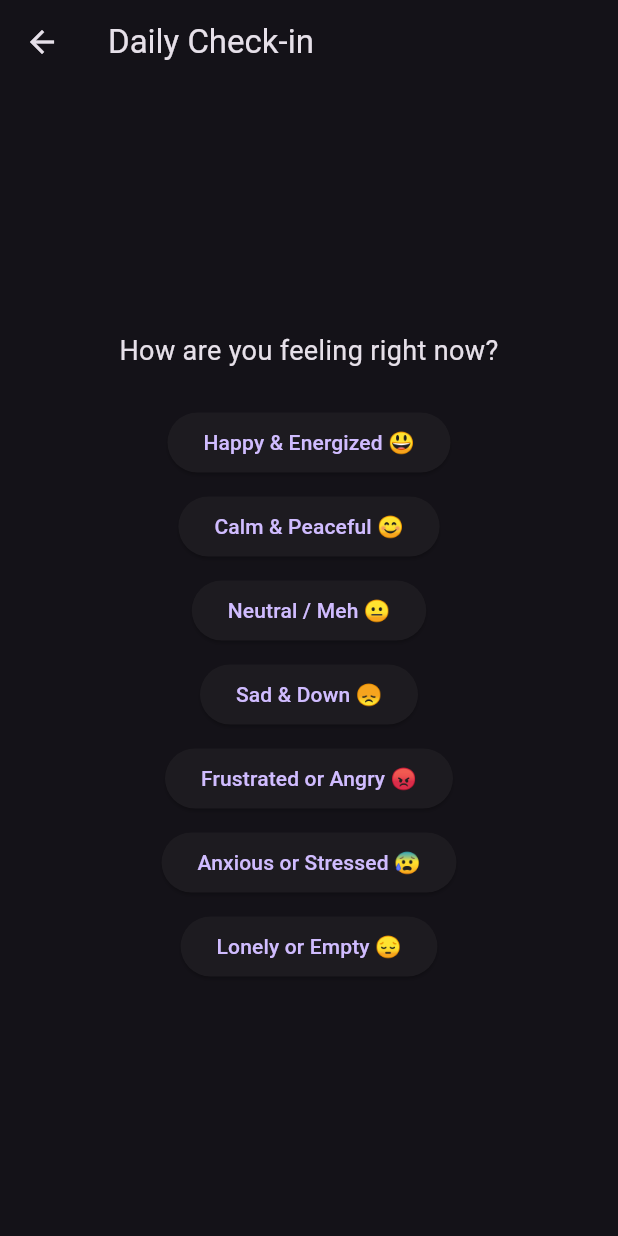
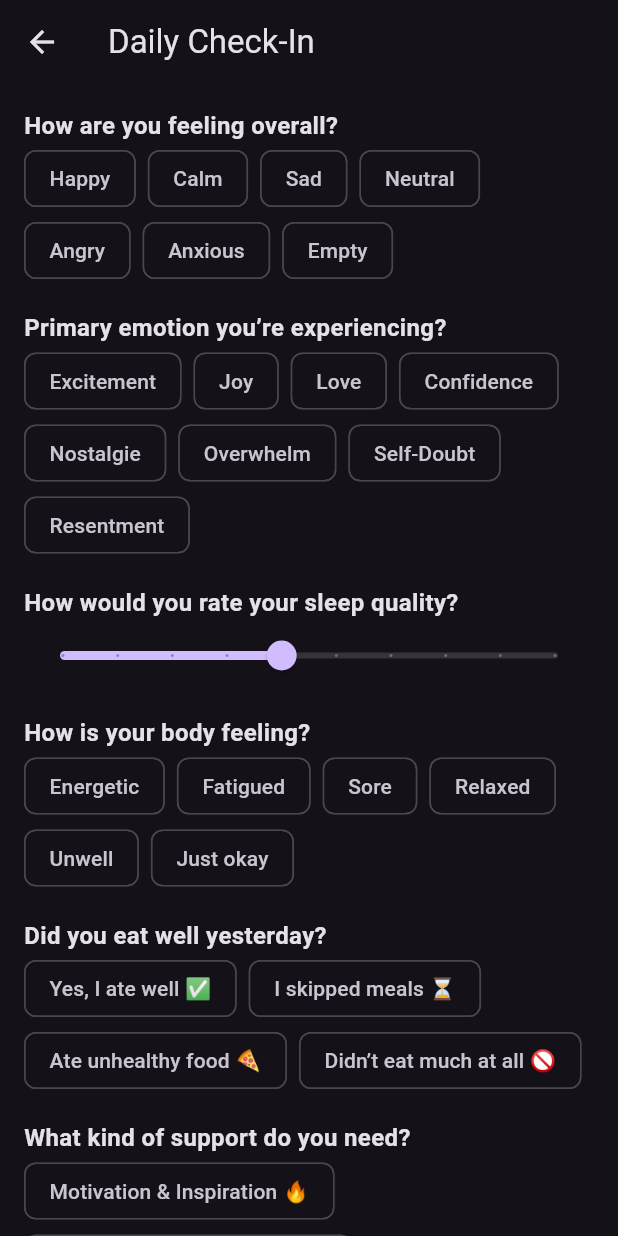
Before and after one commit to aakash-kr-7/Aether, a Flutter app: the HomeScreen screen opened by its route, scrolled down 109 dp, after a tap on "Log Your Emotions", on a phone screen of 412 x 824 dp. Run offline on Flutter 3.47's test engine with Material 3 defaults, Android fonts, the phone set to English and light mode, and no system bars; our stand-ins replace animated_text_kit, cloud_firestore, firebase_auth, firebase_core, google_fonts; missing offline and left inert: animate_gradient; accounts and stored records are empty; network calls fail.

Commit message:
Some UI integration done and checkin is now working. Still some bugs BUT CHECKIN IS WORKINGGGGGG

```diff
--- a/lib/models/emotion_log.dart
+++ b/lib/models/emotion_log.dart
@@ -1,24 +1,26 @@
+import 'package:cloud_firestore/cloud_firestore.dart';
+
 class EmotionLog {
-  final String mood;
-  final String primaryEmotion;
-  final int sleepQuality;
-  final String bodyFeeling;
-  final String nutrition;
-  final List<String> supportNeeded;
-  final String musicIntent;
-  final String dailyGoal;
-  final DateTime date;
+  final String? mood;
+  final String? primaryEmotion;
+  final double? sleepQuality;
+  final String? bodyFeeling;
+  final String? nutrition;
+  final List<String>? supportNeeded;
+  final String? musicIntent;
+  final String? dailyGoal;
+  final DateTime? date;
 
   EmotionLog({
-    required this.mood,
-    required this.primaryEmotion,
-    required this.sleepQuality,
-    required this.bodyFeeling,
-    required this.nutrition,
-    required this.supportNeeded,
-    required this.musicIntent,
-    required this.dailyGoal,
-    required this.date,
+    this.mood,
+    this.primaryEmotion,
+    this.sleepQuality,
+    this.bodyFeeling,
+    this.nutrition,
+    this.supportNeeded,
+    this.musicIntent,
+    this.dailyGoal,
+    this.date,
   });
 
   Map<String, dynamic> toMap() {
@@ -31,21 +33,23 @@ class EmotionLog {
       'supportNeeded': supportNeeded,
       'musicIntent': musicIntent,
       'dailyGoal': dailyGoal,
-      'date': date,
+      'date': Timestamp.fromDate(DateTime.now()),
     };
   }
 
   factory EmotionLog.fromMap(Map<String, dynamic> map) {
     return EmotionLog(
-      mood: map['mood'] ?? '',
-      primaryEmotion: map['primaryEmotion'] ?? '',
-      sleepQuality: map['sleepQuality'] ?? 0,
-      bodyFeeling: map['bodyFeeling'] ?? '',
-      nutrition: map['nutrition'] ?? '',
-      supportNeeded: List<String>.from(map['supportNeeded'] ?? []),
-      musicIntent: map['musicIntent'] ?? '',
-      dailyGoal: map['dailyGoal'] ?? '',
-      date: DateTime.parse(map['date']),
+      mood: map['mood'],
+      primaryEmotion: map['primaryEmotion'],
+      sleepQuality: map['sleepQuality'],
+      bodyFeeling: map['bodyFeeling'],
+      nutrition: map['nutrition'],
+      supportNeeded: map['supportNeeded'] != null
+          ? List<String>.from(map['supportNeeded'])
+          : null,
+      musicIntent: map['musicIntent'],
+      dailyGoal: map['dailyGoal'],
+      date: map['date'] != null ? DateTime.parse(map['date']) : null,
     );
   }
 }
--- a/lib/screens/emotion/emotion_log_screen.dart
+++ b/lib/screens/emotion/emotion_log_screen.dart
@@ -12,7 +12,6 @@ class EmotionLogScreen extends StatefulWidget {
 
 class _EmotionLogScreenState extends State<EmotionLogScreen> {
   final EmotionService _emotionService = EmotionService();
-  late final List<Widget Function()> steps;
 
   String? mood;
   String? primaryEmotion;
@@ -23,36 +22,18 @@ class _EmotionLogScreenState extends State<EmotionLogScreen> {
   String? musicIntent;
   String? dailyGoal;
 
-  int currentStep = 0;
-
-  void nextStep() {
-    if (currentStep < 7) {
-      setState(() {
-        currentStep++;
-      });
-    } else {
-      submitLog();
-    }
-  }
-
-  void previousStep() {
-    if (currentStep > 0) {
-      setState(() {
-        currentStep--;
-      });
-    }
-  }
+  final _supportOptions = ['Motivation & Inspiration 🔥', 'Relaxation & Stress Relief 😌', 'Emotional Processing & Healing 💙', 'Mental Clarity & Focus 🧠', 'Energy Boost & Activity ⚡'];
 
   Future<void> submitLog() async {
     final log = EmotionLog(
-    mood: mood ?? '',
-    primaryEmotion: primaryEmotion ?? '',
-    sleepQuality: sleepQuality.toInt(),
-    bodyFeeling: bodyFeeling ?? '',
-    nutrition: nutrition ?? '',
+      mood: mood,
+      primaryEmotion: primaryEmotion,
+      sleepQuality: sleepQuality.toDouble(),
+      bodyFeeling: bodyFeeling,
+      nutrition: nutrition,
       supportNeeded: supportNeeded,
-    musicIntent: musicIntent ?? '',
-    dailyGoal: dailyGoal ?? '',
+      musicIntent: musicIntent,
+      dailyGoal: dailyGoal,
       date: DateTime.now(),
     );
 
@@ -63,7 +44,6 @@ class _EmotionLogScreenState extends State<EmotionLogScreen> {
         const SnackBar(content: Text('Check-in submitted successfully!')),
       );
 
-    // ✅ Send result back to home screen
       Navigator.pop(context, 'completed');
     } catch (e) {
       ScaffoldMessenger.of(context).showSnackBar(
@@ -72,58 +52,101 @@ class _EmotionLogScreenState extends State<EmotionLogScreen> {
     }
   }
 
-
-    Widget buildStep() {
-    switch (currentStep) {
-      case 0:
-        return buildMoodStep();
-      case 1:
-        return buildPrimaryEmotionStep();
-      case 2:
-        return buildSleepQualityStep();
-      case 3:
-        return buildBodyFeelingStep();
-      case 4:
-        return buildNutritionStep();
-      case 5:
-        return buildSupportNeededStep();
-      case 6:
-        return buildMusicIntentStep();
-      case 7:
-        return buildDailyGoalStep();
-      default:
-        return buildMoodStep();
-    }
+  @override
+  Widget build(BuildContext context) {
+    return Scaffold(
+      appBar: AppBar(title: const Text('Daily Check-In')),
+      body: SingleChildScrollView(
+        padding: const EdgeInsets.all(16),
+        child: Column(
+          crossAxisAlignment: CrossAxisAlignment.start,
+          children: [
+            buildMoodStep(),
+            const SizedBox(height: 16),
+            buildPrimaryEmotionStep(),
+            const SizedBox(height: 16),
+            buildSleepQualityStep(),
+            const SizedBox(height: 16),
+            buildBodyFeelingStep(),
+            const SizedBox(height: 16),
+            buildNutritionStep(),
+            const SizedBox(height: 16),
+            buildSupportNeededStep(),
+            const SizedBox(height: 16),
+            buildMusicIntentStep(),
+            const SizedBox(height: 16),
+            buildDailyGoalStep(),
+            const SizedBox(height: 32),
+            SizedBox(
+              width: double.infinity,
+              child: ElevatedButton(
+                onPressed: submitLog,
+                child: const Text('Save'),
+              ),
+            ),
+          ],
+        ),
+      ),
+    );
   }
 
+  // Keep your exact question builders here 👇
+
   Widget buildMoodStep() {
-    final moods = ['Happy & Energized 😃', 'Calm & Peaceful 😊', 'Neutral / Meh 😐', 'Sad & Down 😞', 'Frustrated or Angry 😡', 'Anxious or Stressed 😰', 'Lonely or Empty 😔'];
-    return buildOptions('How are you feeling right now?', moods, (value) => setState(() => mood = value));
+    return Column(
+      crossAxisAlignment: CrossAxisAlignment.start,
+      children: [
+        const Text('How are you feeling overall?', style: TextStyle(fontSize: 16, fontWeight: FontWeight.bold)),
+        Wrap(
+          spacing: 8,
+          children: ['Happy', 'Calm', 'Sad', 'Neutral', 'Angry', 'Anxious', 'Empty']
+              .map((m) => ChoiceChip(
+                    label: Text(m),
+                    selected: mood == m,
+                    onSelected: (selected) {
+                      setState(() => mood = selected ? m : null);
+                    },
+                  ))
+              .toList(),
+        ),
+      ],
+    );
   }
 
   Widget buildPrimaryEmotionStep() {
-    final emotions = ['Excitement 🎉', 'Gratitude 🙏', 'Love & Connection ❤️', 'Confidence 🔥', 'Nostalgia 📖', 'Overwhelm 😵', 'Self-Doubt 🤯', 'Regret 😔', 'Loneliness 🖤', 'Anger/Resentment 😤'];
-    return buildOptions('What is the strongest emotion underneath your mood today?', emotions, (value) => setState(() => primaryEmotion = value));
+    return Column(
+      crossAxisAlignment: CrossAxisAlignment.start,
+      children: [
+        const Text('Primary emotion you’re experiencing?', style: TextStyle(fontSize: 16, fontWeight: FontWeight.bold)),
+        Wrap(
+          spacing: 8,
+          children: ['Excitement', 'Joy', 'Love', 'Confidence', 'Nostalgie', 'Overwhelm', 'Self-Doubt', 'Resentment']
+              .map((emotion) => ChoiceChip(
+                    label: Text(emotion),
+                    selected: primaryEmotion == emotion,
+                    onSelected: (selected) {
+                      setState(() => primaryEmotion = selected ? emotion : null);
+                    },
+                  ))
+              .toList(),
+        ),
+      ],
+    );
   }
 
   Widget buildSleepQualityStep() {
     return Column(
-      mainAxisAlignment: MainAxisAlignment.center,
+      crossAxisAlignment: CrossAxisAlignment.start,
       children: [
-        const Text('How did you sleep last night?', style: TextStyle(fontSize: 18)),
+        const Text('How would you rate your sleep quality?', style: TextStyle(fontSize: 16, fontWeight: FontWeight.bold)),
         Slider(
           value: sleepQuality,
-  min: 0,
+          min: 1,
           max: 10,
-  divisions: 10,
+          divisions: 9,
           label: sleepQuality.round().toString(),
           onChanged: (value) {
-    setState(() {
-      sleepQuality = value;
-    });
-  },
-  onChangeEnd: (value) {
-    nextStep();
+            setState(() => sleepQuality = value);
           },
         ),
       ],
@@ -131,99 +154,129 @@ class _EmotionLogScreenState extends State<EmotionLogScreen> {
   }
 
   Widget buildBodyFeelingStep() {
-    final options = ['Energized & Strong 💪', 'Okay, Just Normal 🤷‍♂️', 'Fatigued & Drained 😴', 'Aching or Sore 🤕', 'Headache / Unwell 🤧'];
-    return buildOptions('How is your body feeling today?', options, (value) => setState(() => bodyFeeling = value));
-  }
-
-  Widget buildNutritionStep() {
-    final options = ['Yes, I ate well ✅', 'I skipped meals ⏳', 'Ate unhealthy food 🍕', 'Didn’t eat much at all 🚫'];
-    return buildOptions('Did you eat well yesterday?', options, (value) => setState(() => nutrition = value));
-  }
-
-  Widget buildSupportNeededStep() {
-    final options = ['Motivation & Inspiration 🔥', 'Relaxation & Stress Relief 😌', 'Emotional Processing & Healing 💙', 'Mental Clarity & Focus 🧠', 'Energy Boost & Activity ⚡'];
-    return buildMultiSelectOptions('What kind of support would be most helpful today?', options, supportNeeded);
-  }
-
-  Widget buildMusicIntentStep() {
-    final options = ['Lift My Spirits 🎵', 'Help Me Process 🎶', 'Deepen My Mood 🎼'];
-    return buildOptions('What do you want from your music today?', options, (value) => setState(() => musicIntent = value));
-  }
-
-  Widget buildDailyGoalStep() {
-    final options = ['Drink More Water 💧', 'Take a Walk 🚶‍♂️', 'Deep Breathing Exercise 🌬️', 'Read Something Inspiring 📖', 'Connect with Someone ☎️'];
-    return buildOptions('What’s one small goal for today?', options, (value) => setState(() => dailyGoal = value));
-  }
-
-  Widget buildOptions(String question, List<String> options, Function(String) onSelected) {
     return Column(
-      mainAxisAlignment: MainAxisAlignment.center,
+      crossAxisAlignment: CrossAxisAlignment.start,
       children: [
-        Text(question, style: const TextStyle(fontSize: 18), textAlign: TextAlign.center),
-        const SizedBox(height: 20),
-        ...options.map((option) => Padding(
-          padding: const EdgeInsets.symmetric(vertical: 4.0),
-          child: ElevatedButton(
-            onPressed: () {
-              onSelected(option);
-              nextStep();
+        const Text('How is your body feeling?', style: TextStyle(fontSize: 16, fontWeight: FontWeight.bold)),
+        Wrap(
+          spacing: 8,
+          children: ['Energetic', 'Fatigued', 'Sore', 'Relaxed', 'Unwell', 'Just okay']
+              .map((feeling) => ChoiceChip(
+                    label: Text(feeling),
+                    selected: bodyFeeling == feeling,
+                    onSelected: (selected) {
+                      setState(() => bodyFeeling = selected ? feeling : null);
                     },
-            child: Text(option, textAlign: TextAlign.center),
-          ),
-        )),
-      ],
-    );
-  }
-
-  Widget buildMultiSelectOptions(String question, List<String> options, List<String> selectedOptions) {
-    return Column(
-      mainAxisAlignment: MainAxisAlignment.center,
-      children: [
-        Text(question, style: const TextStyle(fontSize: 18), textAlign: TextAlign.center),
-        const SizedBox(height: 20),
-        ...options.map((option) {
-          final isSelected = selectedOptions.contains(option);
-          return Padding(
-            padding: const EdgeInsets.symmetric(vertical: 4.0),
-            child: ElevatedButton(
-              style: ElevatedButton.styleFrom(
-                backgroundColor: isSelected ? Colors.blue : null,
-              ),
-              onPressed: () {
-                setState(() {
-                  if (isSelected) {
-                    selectedOptions.remove(option);
-                  } else {
-                    selectedOptions.add(option);
-                  }
-                });
-              },
-              child: Text(option, textAlign: TextAlign.center),
-            ),
-          );
-        }),
-        const SizedBox(height: 20),
-        ElevatedButton(
-          onPressed: selectedOptions.isNotEmpty ? nextStep : null,
-          child: const Text('Next'),
+                  ))
+              .toList(),
         ),
       ],
     );
   }
 
-  @override
-  Widget build(BuildContext context) {
-  return Scaffold(
-    appBar: AppBar(
-      title: const Text('Daily Check-in'),
-      leading: IconButton(
-        icon: const Icon(Icons.arrow_back),
-        onPressed: () {
-          Navigator.pop(context);
+  Widget buildNutritionStep() {
+    return Column(
+      crossAxisAlignment: CrossAxisAlignment.start,
+      children: [
+        const Text('Did you eat well yesterday?', style: TextStyle(fontSize: 16, fontWeight: FontWeight.bold)),
+        Wrap(
+          spacing: 8,
+          children: ['Yes, I ate well ✅', 'I skipped meals ⏳', 'Ate unhealthy food 🍕', 'Didn’t eat much at all 🚫']
+              .map((option) => ChoiceChip(
+                    label: Text(option),
+                    selected: nutrition == option,
+                    onSelected: (selected) {
+                      setState(() => nutrition = selected ? option : null);
                     },
+                  ))
+              .toList(),
         ),
+      ],
+    );
+  }
+
+  Widget buildSupportNeededStep() {
+    return Column(
+      crossAxisAlignment: CrossAxisAlignment.start,
+      children: [
+        const Text('What kind of support do you need?', style: TextStyle(fontSize: 16, fontWeight: FontWeight.bold)),
+        Wrap(
+          spacing: 8,
+          children: _supportOptions.map((option) {
+            final isSelected = supportNeeded.contains(option);
+            return FilterChip(
+              label: Text(option),
+              selected: isSelected,
+              onSelected: (selected) {
+                setState(() {
+                  if (selected) {
+                    supportNeeded.add(option);
+                  } else {
+                    supportNeeded.remove(option);
+                  }
+                });
+              },
+            );
+          }).toList(),
         ),
-    body: Center(child: buildStep()),
+      ],
+    );
+  }
+
+  Widget buildMusicIntentStep() {
+    return Column(
+      crossAxisAlignment: CrossAxisAlignment.start,
+      children: [
+        const Text('What do you want from your music today?', style: TextStyle(fontSize: 16, fontWeight: FontWeight.bold)),
+        Wrap(
+          spacing: 8,
+          children: ['Lift My Spirits 🎵', 'Help Me Process 🎶', 'Deepen My Mood 🎼']
+              .map((intent) => ChoiceChip(
+                    label: Text(intent),
+                    selected: musicIntent == intent,
+                    onSelected: (selected) {
+                      setState(() => musicIntent = selected ? intent : null);
+                    },
+                  ))
+              .toList(),
+        ),
+      ],
+    );
+  }
+
+  Widget buildDailyGoalStep() {
+  final options = [
+    'Drink More Water 💧',
+    'Take a Walk 🚶‍♂️',
+    'Deep Breathing Exercise 🌬️',
+    'Read Something Inspiring 📖',
+    'Connect with Someone ☎️',
+  ];
+
+  return Column(
+    crossAxisAlignment: CrossAxisAlignment.start,
+    children: [
+      const Text(
+        'What\'s one small goal for today?',
+        style: TextStyle(fontSize: 16, fontWeight: FontWeight.bold),
+      ),
+      const SizedBox(height: 8),
+      Wrap(
+        spacing: 8,
+        children: options.map((option) {
+          final isSelected = dailyGoal == option;
+          return ChoiceChip(
+            label: Text(option),
+            selected: isSelected,
+            onSelected: (selected) {
+              setState(() {
+                dailyGoal = selected ? option : null;
+              });
+            },
+          );
+        }).toList(),
+      ),
+    ],
   );
 }
 }
--- a/lib/screens/home/home_screen.dart
+++ b/lib/screens/home/home_screen.dart
@@ -121,7 +121,7 @@ Widget build(BuildContext context) {
       final result = await Navigator.push(
         context,
         MaterialPageRoute(
-          builder: (context) => EmotionLogScreen(userId: 'your_user_id'), // Pass actual userId
+          builder: (context) => EmotionLogScreen(userId: _authService.currentUserId!), // Pass actual userId
         ),
       );
 
--- a/lib/services/auth_service.dart
+++ b/lib/services/auth_service.dart
@@ -4,6 +4,9 @@ import 'package:cloud_firestore/cloud_firestore.dart';
 class AuthService {
   final FirebaseAuth _auth = FirebaseAuth.instance;
   final FirebaseFirestore _firestore = FirebaseFirestore.instance;
+
+  // Add this inside the AuthService class
+  String? get currentUserId => _auth.currentUser?.uid;
 
   // Signup Method
   Future<User?> signUp(String email, String password) async {
--- a/pubspec.yaml
+++ b/pubspec.yaml
@@ -73,7 +73,7 @@ flutter:
    - assets/images/entryj.png
    - assets/images/journal.png
    - assets/images/logo.png
-
+   - assets/images/lily_icon.png
 
   # To add assets to your application, add an assets section, like this:
   # assets:
```
Also changed, not shown: lib/screens/chatbot/chatbot_screen.dart (+94 -48 lines), assets/images/lily_icon.png (added). Lines whose indentation alone changed are shown as unchanged.
